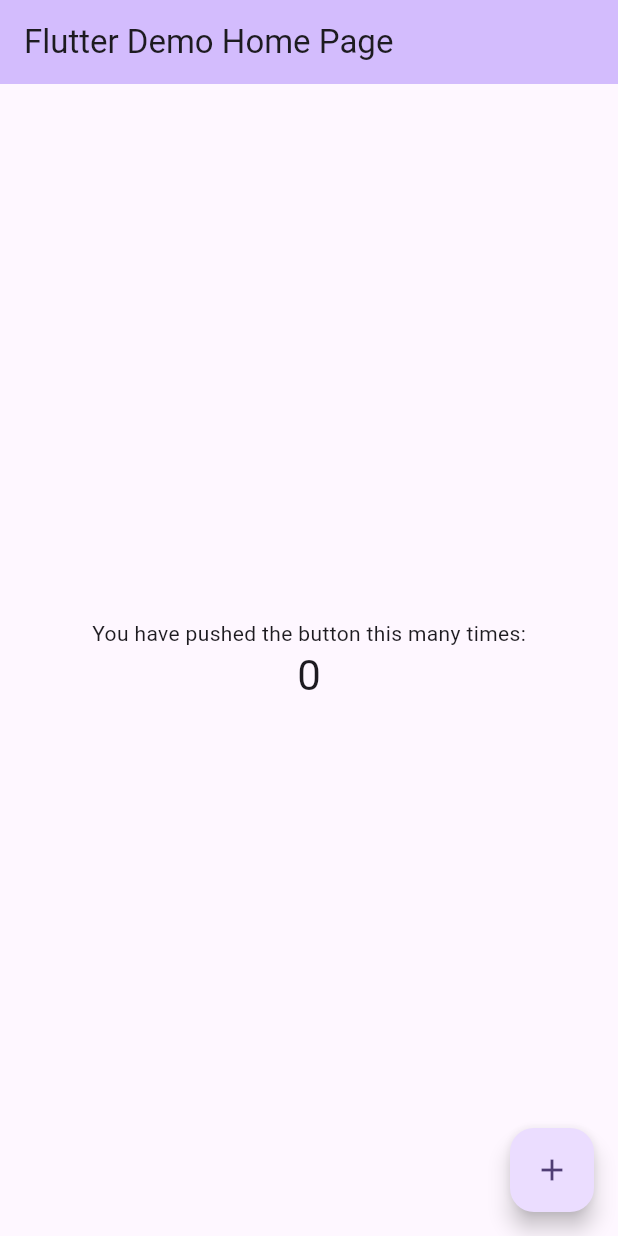
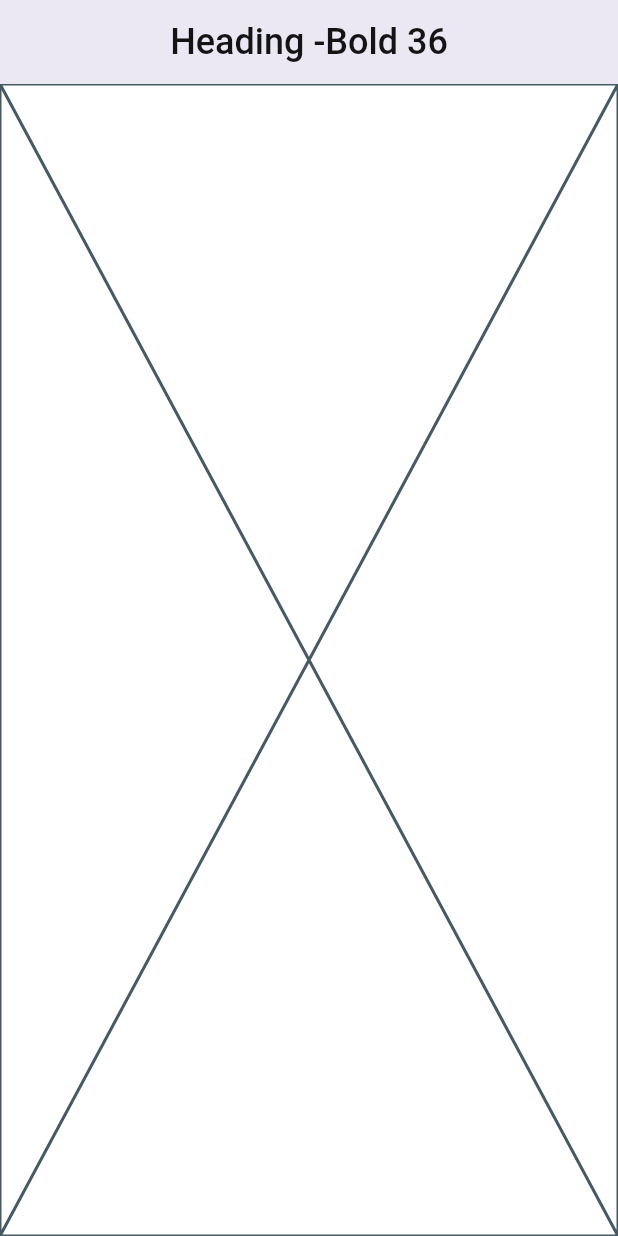
Before and after one commit to deSuQua/delivery_app, a Flutter app: the screen it shows after launch, on a phone screen of 412 x 824 dp. Run offline on Flutter 3.47's test engine with Material 3 defaults, Android fonts, the phone set to English and light mode, and no system bars; our stand-ins replace auto_route, flutter_riverpod; generated files the repository leaves out were written again.

Commit message:
color & text theme

```diff
--- /dev/null
+++ b/lib/core/app_theme/src/app_colors/app_colors.dart
@@ -0,0 +1,93 @@
+import 'dart:ui' show Color;
+
+/// Интерфейс цветов
+abstract class IAppColors {
+  Color get primary;
+
+  Color get primaryS8;
+  Color get primaryS7;
+  Color get primaryS6;
+  Color get primaryS5;
+  Color get primaryS4;
+  Color get primaryS3;
+  Color get primaryS2;
+  Color get primaryS1;
+
+  Color get primaryT1;
+
+  Color get secondary;
+
+  Color get secondaryS1;
+
+  Color get secondaryT1;
+
+  Color get success;
+  Color get warning;
+  Color get info;
+  Color get error;
+
+  Color get text4;
+  Color get text3;
+
+  Color get gray1;
+  Color get gray2;
+
+  Color get white;
+}
+
+abstract class AppColorsBase implements IAppColors {
+  @override
+  Color get primary => const Color(0xff0560FA);
+  @override
+  Color get primaryS8 => const Color(0xff006CEC);
+  @override
+  Color get primaryS7 => const Color(0xff005ECE);
+  @override
+  Color get primaryS6 => const Color(0xff0051B1);
+  @override
+  Color get primaryS5 => const Color(0xff004393);
+  @override
+  Color get primaryS4 => const Color(0xff003676);
+  @override
+  Color get primaryS3 => const Color(0xff002858);
+  @override
+  Color get primaryS2 => const Color(0xff001B3B);
+  @override
+  Color get primaryS1 => const Color(0xff000D1D);
+
+  @override
+  Color get primaryT1 => const Color(0xff006CEC);
+
+  @override
+  Color get secondary => const Color(0xffEC8000);
+
+  @override
+  Color get secondaryS1 => const Color(0xffEC8000);
+
+  @override
+  Color get secondaryT1 => const Color(0xffEC8000);
+
+  @override
+  Color get success => const Color(0xff35B369);
+  @override
+  Color get warning => const Color(0xffEBBC2E);
+  @override
+  Color get info => const Color(0xff2F80ED);
+  @override
+  Color get error => const Color(0xffED3A3A);
+
+  @override
+  Color get text4 => const Color(0xff3A3A3A);
+  @override
+  Color get text3 => const Color(0xff141414);
+
+  @override
+  Color get gray1 => const Color(0xffCFCFCF);
+  @override
+  Color get gray2 => const Color(0xffA7A7A7);
+
+  @override
+  Color get white => const Color(0xffFFFFFF);
+
+  const AppColorsBase();
+}
--- /dev/null
+++ b/lib/core/app_theme/src/app_colors/app_colors_light.dart
@@ -0,0 +1,5 @@
+import 'package:delivery_app/core/app_theme/app_theme.dart';
+
+class AppColorsLight extends AppColorsBase {
+  const AppColorsLight();
+}
--- /dev/null
+++ b/lib/core/app_theme/src/app_theme/app_theme.dart
@@ -0,0 +1,49 @@
+import 'package:delivery_app/core/app_theme/app_theme.dart';
+import 'package:delivery_app/core/app_theme/src/app_text_theme/app_text_theme.dart';
+import 'package:flutter/material.dart';
+
+abstract class IAppTheme {
+  /// Material Theme Data
+  ThemeData get data;
+
+  /// Цвета
+  IAppColors get colors;
+
+  ///
+  /// См. также [IAppTextTheme]
+  IAppTextTheme get textTheme;
+}
+
+abstract class AppThemeBase implements IAppTheme {
+  /// Статические цвета
+  @override
+  final IAppColors colors;
+
+  /// Текстовая тема
+  @override
+  final IAppTextTheme textTheme;
+
+  /// Material Theme Data
+  @override
+  ThemeData get data => ThemeData(
+        useMaterial3: true,
+        appBarTheme: _appBarTheme,
+        scaffoldBackgroundColor: colors.white,
+        materialTapTargetSize: MaterialTapTargetSize.shrinkWrap,
+      );
+
+  AppBarTheme get _appBarTheme => AppBarTheme(
+        centerTitle: true,
+        toolbarHeight: 56,
+        titleSpacing: 12,
+        elevation: 10,
+        scrolledUnderElevation: 0,
+        backgroundColor: colors.white,
+      );
+
+  /// App theme base
+  const AppThemeBase({
+    required this.textTheme,
+    required this.colors,
+  });
+}
--- /dev/null
+++ b/lib/core/app_theme/src/app_theme/app_theme_light.dart
@@ -0,0 +1,13 @@
+import 'package:delivery_app/core/app_theme/app_theme.dart';
+import 'package:delivery_app/core/app_theme/src/app_text_theme/app_text_theme.dart';
+import 'package:flutter/material.dart';
+
+@immutable
+class AppThemeLight extends AppThemeBase {
+  const AppThemeLight({
+    required final IAppTextTheme textTheme,
+  }) : super(
+          textTheme: textTheme,
+          colors: const AppColorsLight(),
+        );
+}
--- /dev/null
+++ b/lib/core/extenstion/extenstions.dart
@@ -0,0 +1 @@
+export 'src/build_context.dart';
--- /dev/null
+++ b/lib/core/router/router.dart
@@ -0,0 +1,3 @@
+library app_router;
+
+export 'src/app_router.dart';
--- /dev/null
+++ b/lib/core/router/src/app_router.dart
@@ -0,0 +1,20 @@
+import 'package:auto_route/auto_route.dart';
+import 'package:delivery_app/core/router/src/app_router.gr.dart';
+
+@AutoRouterConfig(replaceInRouteName: 'Page,Route')
+class AppRouter extends $AppRouter {
+  AppRouter();
+
+  @override
+  RouteType get defaultRouteType => const RouteType.adaptive();
+
+  @override
+  late final List<AutoRoute> routes = [
+    /// "Приветственные" экраны
+    AdaptiveRoute(
+      page: SignUpRoute.page,
+      initial: true,
+      path: '/sign-up',
+    ),
+  ];
+}
--- /dev/null
+++ b/lib/feature/app/di/app_di.dart
@@ -0,0 +1,10 @@
+import 'package:delivery_app/core/router/router.dart';
+import 'package:flutter_riverpod/flutter_riverpod.dart';
+
+abstract class AppDI {
+  static final router = Provider.autoDispose<AppRouter>((ref) {
+    final router = AppRouter();
+    ref.onDispose(router.dispose);
+    return router;
+  });
+}
--- /dev/null
+++ b/lib/feature/app/presentation/app.dart
@@ -0,0 +1,38 @@
+import 'package:delivery_app/feature/app/di/app_di.dart';
+import 'package:delivery_app/feature/app_theme/di/app_theme_di.dart';
+import 'package:delivery_app/feature/app_theme/presentation/app_theme_scope.dart';
+import 'package:flutter/material.dart';
+import 'package:flutter_riverpod/flutter_riverpod.dart';
+
+class App extends StatelessWidget {
+  const App({
+    Key? key,
+  }) : super(key: key);
+
+  @override
+  Widget build(BuildContext context) => const ProviderScope(
+        // [=> AppTheme]
+        child: AppThemeScope(
+          // [=> ToasterMessenger]
+          child: MyApp(),
+        ),
+      );
+}
+
+class MyApp extends ConsumerStatefulWidget {
+  const MyApp({
+    Key? key,
+  }) : super(key: key);
+
+  @override
+  ConsumerState<MyApp> createState() => _MyAppState();
+}
+
+class _MyAppState extends ConsumerState<MyApp> {
+  @override
+  Widget build(BuildContext context) => MaterialApp.router(
+        title: 'Flutter Demo',
+        theme: ref.watch(AppThemeDI.theme).data,
+        routerConfig: ref.watch(AppDI.router).config(),
+      );
+}
--- /dev/null
+++ b/lib/feature/app_theme/di/app_theme_di.dart
@@ -0,0 +1,10 @@
+import 'package:delivery_app/core/app_theme/app_theme.dart';
+import 'package:flutter_riverpod/flutter_riverpod.dart';
+
+abstract class AppThemeDI{
+
+  static final theme = Provider.autoDispose<IAppTheme>(
+        (ref) => throw UnimplementedError(),
+  );
+
+}
--- /dev/null
+++ b/lib/feature/app_theme/presentation/app_theme_scope.dart
@@ -0,0 +1,35 @@
+import 'package:delivery_app/core/app_theme/app_theme.dart';
+import 'package:delivery_app/core/app_theme/src/app_text_theme/app_text_theme.dart';
+import 'package:delivery_app/core/extenstion/extenstions.dart';
+import 'package:delivery_app/feature/app_theme/di/app_theme_di.dart';
+import 'package:flutter/material.dart';
+import 'package:flutter_riverpod/flutter_riverpod.dart';
+
+class AppThemeScope extends StatelessWidget {
+  final Widget child;
+
+  const AppThemeScope({
+    required this.child,
+    Key? key,
+  }) : super(key: key);
+
+  static IAppTheme readOf(
+    BuildContext context, {
+    bool listen = true,
+  }) {
+    if (listen) {
+      return context.container.read(AppThemeDI.theme);
+    }
+    return context.containerRead.read(AppThemeDI.theme);
+  }
+
+  @override
+  Widget build(BuildContext context) => ProviderScope(
+        overrides: [
+          AppThemeDI.theme.overrideWithValue(
+            AppThemeLight(textTheme: AppTextTheme()),
+          ),
+        ],
+        child: child,
+      );
+}
--- /dev/null
+++ b/lib/feature/sign_up/presentation/sign_up_page.dart
@@ -0,0 +1,23 @@
+import 'package:auto_route/auto_route.dart';
+import 'package:delivery_app/core/extenstion/extenstions.dart';
+import 'package:flutter/material.dart';
+
+@RoutePage<void>()
+class SignUpPage extends StatelessWidget {
+  const SignUpPage({
+    Key? key,
+  }) : super(key: key);
+
+  @override
+  Widget build(BuildContext context) => Scaffold(
+        appBar: AppBar(
+          title: Text(
+            'Heading -Bold 36',
+            style: context.theme.textTheme.headingMedium24.copyWith(
+              color: context.theme.colors.text3,
+            ),
+          ),
+        ),
+        body: const Placeholder(),
+      );
+}
--- a/lib/main.dart
+++ b/lib/main.dart
@@ -1,69 +1,6 @@
+import 'package:delivery_app/feature/app/presentation/app.dart';
 import 'package:flutter/material.dart';
 
 void main() {
-  runApp(const MyApp());
+  runApp(const App());
 }
-
-class MyApp extends StatelessWidget {
-  const MyApp({super.key});
-
-  @override
-  Widget build(BuildContext context) {
-    return MaterialApp(
-      title: 'Flutter Demo',
-      theme: ThemeData(
-        colorScheme: ColorScheme.fromSeed(seedColor: Colors.deepPurple),
-        useMaterial3: true,
-      ),
-      home: const MyHomePage(title: 'Flutter Demo Home Page'),
-    );
-  }
-}
-
-class MyHomePage extends StatefulWidget {
-  const MyHomePage({super.key, required this.title});
-
-  final String title;
-
-  @override
-  State<MyHomePage> createState() => _MyHomePageState();
-}
-
-class _MyHomePageState extends State<MyHomePage> {
-  int _counter = 0;
-
-  void _incrementCounter() {
-    setState(() {
-      _counter++;
-    });
-  }
-
-  @override
-  Widget build(BuildContext context) {
-    return Scaffold(
-      appBar: AppBar(
-        backgroundColor: Theme.of(context).colorScheme.inversePrimary,
-        title: Text(widget.title),
-      ),
-      body: Center(
-        child: Column(
-          mainAxisAlignment: MainAxisAlignment.center,
-          children: <Widget>[
-            const Text(
-              'You have pushed the button this many times:',
-            ),
-            Text(
-              '$_counter',
-              style: Theme.of(context).textTheme.headlineMedium,
-            ),
-          ],
-        ),
-      ),
-      floatingActionButton: FloatingActionButton(
-        onPressed: _incrementCounter,
-        tooltip: 'Increment',
-        child: const Icon(Icons.add),
-      ),
-    );
-  }
-}
```
Also changed, not shown: lib/core/app_theme/app_theme.dart (added, +9 -0 lines), lib/core/app_theme/src/app_text_theme/app_text_theme.dart (added, +203 -0 lines), lib/core/extenstion/src/build_context.dart (added, +17 -0 lines), pubspec.yaml (+14 -0 lines), pubspec.lock, 2 other files.
